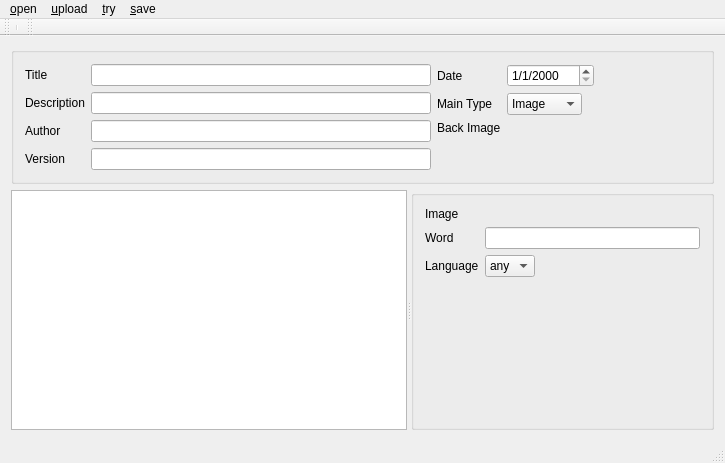
This is mainwindow.ui in KDE/pairs as Qt 5 draws it before an edit. The edited form follows.
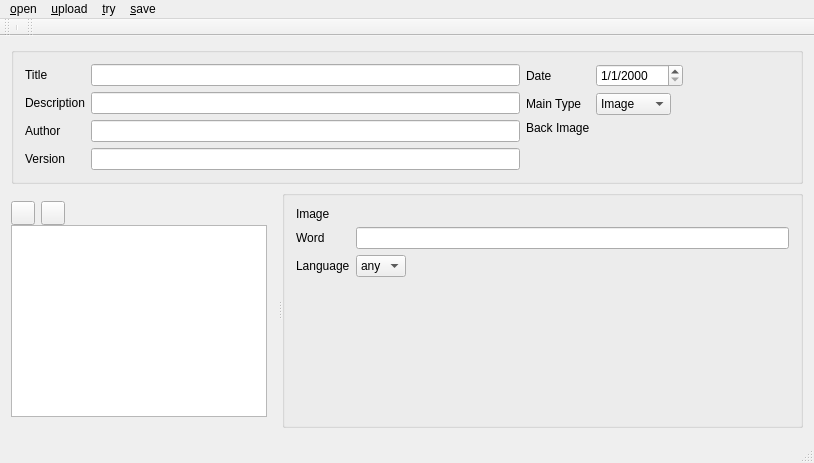
This is the edited form. Icons and pictures are not drawn. Custom widgets are drawn as their Qt base class.

Commit message: new   buttons to delete and add elements

```diff
--- a/mainwindow.ui
+++ b/mainwindow.ui
@@ -6,7 +6,7 @@
    <rect>
     <x>0</x>
     <y>0</y>
-    <width>725</width>
+    <width>814</width>
     <height>463</height>
    </rect>
   </property>
@@ -14,8 +14,8 @@
    <string>MainWindow</string>
   </property>
   <widget class="QWidget" name="centralWidget">
-   <layout class="QGridLayout" name="gridLayout">
-    <item row="0" column="0">
+   <layout class="QVBoxLayout" name="verticalLayout_5">
+    <item>
      <widget class="QGroupBox" name="groupBox_2">
       <property name="sizePolicy">
        <sizepolicy hsizetype="Preferred" vsizetype="Maximum">
@@ -162,12 +162,118 @@
       </layout>
      </widget>
     </item>
-    <item row="1" column="0">
+    <item>
      <widget class="QSplitter" name="splitter">
       <property name="orientation">
        <enum>Qt::Horizontal</enum>
       </property>
-      <widget class="QTreeView" name="treeView"/>
+      <widget class="QWidget" name="verticalLayoutWidget">
+       <layout class="QVBoxLayout" name="verticalLayout_2" stretch="0,0">
+        <property name="spacing">
+         <number>0</number>
+        </property>
+        <property name="sizeConstraint">
+         <enum>QLayout::SetFixedSize</enum>
+        </property>
+        <property name="leftMargin">
+         <number>0</number>
+        </property>
+        <item>
+         <layout class="QHBoxLayout" name="horizontalLayout_2" stretch="0,0,0">
+          <property name="sizeConstraint">
+           <enum>QLayout::SetMinimumSize</enum>
+          </property>
+          <item>
+           <widget class="QPushButton" name="addButton">
+            <property name="sizePolicy">
+             <sizepolicy hsizetype="Minimum" vsizetype="Minimum">
+              <horstretch>0</horstretch>
+              <verstretch>0</verstretch>
+             </sizepolicy>
+            </property>
+            <property name="minimumSize">
+             <size>
+              <width>24</width>
+              <height>24</height>
+             </size>
+            </property>
+            <property name="maximumSize">
+             <size>
+              <width>24</width>
+              <height>24</height>
+             </size>
+            </property>
+            <property name="text">
+             <string/>
+            </property>
+            <property name="icon">
+             <iconset resource="ptedit.qrc">
+              <normaloff>:/newPrefix/list-add.png</normaloff>:/newPrefix/list-add.png</iconset>
+            </property>
+           </widget>
+          </item>
+          <item>
+           <widget class="QPushButton" name="delButton">
+            <property name="sizePolicy">
+             <sizepolicy hsizetype="Maximum" vsizetype="Fixed">
+              <horstretch>0</horstretch>
+              <verstretch>0</verstretch>
+             </sizepolicy>
+            </property>
+            <property name="maximumSize">
+             <size>
+              <width>24</width>
+              <height>24</height>
+             </size>
+            </property>
+            <property name="text">
+             <string/>
+            </property>
+            <property name="icon">
+             <iconset resource="ptedit.qrc">
+              <normaloff>:/newPrefix/list-remove.png</normaloff>:/newPrefix/list-remove.png</iconset>
+            </property>
+           </widget>
+          </item>
+          <item>
+           <spacer name="horizontalSpacer">
+            <property name="orientation">
+             <enum>Qt::Horizontal</enum>
+            </property>
+            <property name="sizeType">
+             <enum>QSizePolicy::Expanding</enum>
+            </property>
+            <property name="sizeHint" stdset="0">
+             <size>
+              <width>40</width>
+              <height>20</height>
+             </size>
+            </property>
+           </spacer>
+          </item>
+         </layout>
+        </item>
+        <item>
+         <widget class="QTreeView" name="treeView">
+          <property name="sizePolicy">
+           <sizepolicy hsizetype="Expanding" vsizetype="Expanding">
+            <horstretch>0</horstretch>
+            <verstretch>0</verstretch>
+           </sizepolicy>
+          </property>
+          <property name="maximumSize">
+           <size>
+            <width>300</width>
+            <height>16777215</height>
+           </size>
+          </property>
+          <property name="editTriggers">
+           <set>QAbstractItemView::NoEditTriggers</set>
+          </property>
+         </widget>
+        </item>
+       </layout>
+      </widget>
       <widget class="QGroupBox" name="groupBox">
        <property name="sizePolicy">
         <sizepolicy hsizetype="Maximum" vsizetype="Maximum">
@@ -274,8 +380,8 @@
     <rect>
      <x>0</x>
      <y>0</y>
-     <width>725</width>
-     <height>20</height>
+     <width>814</width>
+     <height>21</height>
     </rect>
    </property>
    <widget class="QMenu" name="menu_open">
```
Left out of the diff: 5 changed lines with no effect on the pictures. The commit also changes 5 other files.
